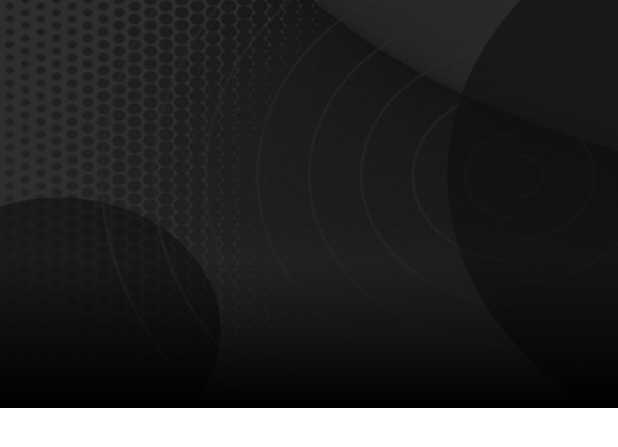
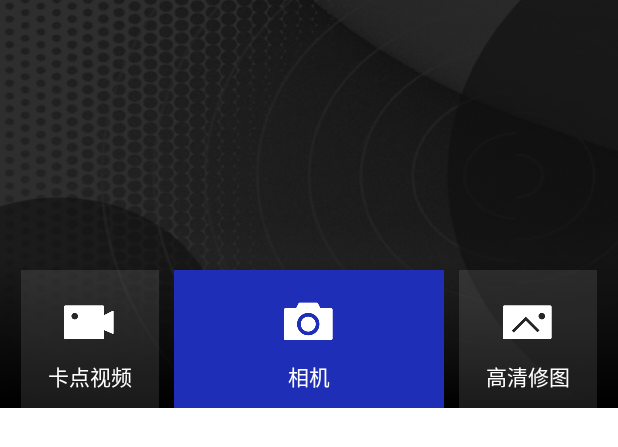
Before and after one commit to zhuliyi10/MyNestedScrollingDemo, an Android app: the layout head_home.xml on its own in the app's theme, with its tools: preview values and no code run, on a phone screen of 412 x 824 dp. Shown: the top 447 px of the screen. Run offline under Robolectric (Android 15) with nearby library versions, the phone set to English and light mode, and no system bars.

```diff
--- a/app/src/main/java/com/leory/mynestedscrollingdemo/HomeAdapter.java
+++ b/app/src/main/java/com/leory/mynestedscrollingdemo/HomeAdapter.java
@@ -13,7 +13,7 @@ import java.util.List;
 public class HomeAdapter extends BaseAdapter<String> {
     private static final String TAG=HomeAdapter.class.getSimpleName();
     public HomeAdapter(@Nullable List<String> data) {
-        super(R.layout.item_home, data);
+        super(R.layout.item_home_list, data);
     }
 
     @Override
--- a/app/src/main/java/com/leory/mynestedscrollingdemo/RcvNestedAdapter.java
+++ b/app/src/main/java/com/leory/mynestedscrollingdemo/RcvNestedAdapter.java
@@ -35,7 +35,7 @@ public class RcvNestedAdapter extends BaseMultiItemQuickAdapter<MultiItemEntity,
     private List<HomeFragment>mHomeFragments=new ArrayList<>();
 
     public RcvNestedAdapter() {
-        addItemType(NORMAL_TYPE, R.layout.head_home);
+        addItemType(NORMAL_TYPE, R.layout.item_head);
         addItemType(VIEW_PAGE_TYPE, R.layout.item_view_page);
     }
 
--- a/app/src/main/res/layout/head_home.xml
+++ b/app/src/main/res/layout/head_home.xml
@@ -1,11 +1,103 @@
 <?xml version="1.0" encoding="utf-8"?>
 <FrameLayout xmlns:android="http://schemas.android.com/apk/res/android"
+    android:layout_height="272dp"
     android:layout_width="match_parent"
-    android:layout_height="wrap_content">
-    <FrameLayout
+    xmlns:app="http://schemas.android.com/apk/res-auto"
+    android:background="@mipmap/bg_head">
+    <androidx.constraintlayout.widget.ConstraintLayout
         android:layout_width="match_parent"
-        android:layout_height="272dp"
-        android:background="@mipmap/bg_head">
-    </FrameLayout>
+        android:layout_height="match_parent">
+        <View
+            app:layout_constraintLeft_toLeftOf="parent"
+            app:layout_constraintBottom_toBottomOf="parent"
+            android:layout_marginLeft="14dp"
+            android:background="#1affffff"
+            android:layout_width="92dp"
+            android:layout_height="92dp"/>
+        <View
+            app:layout_constraintRight_toRightOf="parent"
+            app:layout_constraintBottom_toBottomOf="parent"
+            android:layout_marginRight="14dp"
+            android:background="#1affffff"
+            android:layout_width="92dp"
+            android:layout_height="92dp"/>
+        <View
+            android:id="@+id/bg_change"
+            app:layout_constraintBottom_toBottomOf="parent"
+            android:background="#1f2eb6"
+            android:layout_marginLeft="116dp"
+            android:layout_marginRight="116dp"
+            android:layout_weight="1"
+            android:layout_width="match_parent"
+            android:layout_height="92dp"/>
+    </androidx.constraintlayout.widget.ConstraintLayout>
+    <LinearLayout
+        android:orientation="horizontal"
+        android:layout_gravity="bottom"
+        android:layout_width="match_parent"
+        android:layout_height="wrap_content">
+        <LinearLayout
+            android:id="@+id/ll_video"
+            android:orientation="vertical"
+            android:gravity="center"
+            android:layout_marginLeft="14dp"
+            android:layout_width="92dp"
+            android:layout_height="92dp">
+            <ImageView
+                android:id="@+id/img_video"
+                android:src="@mipmap/icon_video_card"
+                android:layout_width="50dp"
+                android:layout_height="50dp"/>
+            <TextView
+                android:id="@+id/txt_video"
+                android:textSize="14sp"
+                android:text="卡点视频"
+                android:textColor="@color/white"
+                android:layout_width="wrap_content"
+                android:layout_height="wrap_content"/>
+        </LinearLayout>
+        <LinearLayout
+            android:id="@+id/ll_camera"
+            android:orientation="vertical"
+            android:layout_marginLeft="10dp"
+            android:layout_marginRight="10dp"
+            android:layout_weight="1"
+            android:gravity="center"
+            android:layout_width="wrap_content"
+            android:layout_height="92dp">
+            <ImageView
+                android:id="@+id/img_camera"
+                android:src="@mipmap/icon_camera"
+                android:layout_width="50dp"
+                android:layout_height="50dp"/>
+            <TextView
+                android:id="@+id/txt_camera"
+                android:textSize="14sp"
+                android:text="相机"
+                android:textColor="@color/white"
+                android:layout_width="wrap_content"
+                android:layout_height="wrap_content"/>
+        </LinearLayout>
+        <LinearLayout
+            android:id="@+id/ll_image"
+            android:gravity="center"
+            android:orientation="vertical"
+            android:layout_marginRight="14dp"
+            android:layout_width="92dp"
+            android:layout_height="92dp">
+            <ImageView
+                android:id="@+id/img_image"
+                android:src="@mipmap/icon_mod_pic"
+                android:layout_width="50dp"
+                android:layout_height="50dp"/>
+            <TextView
+                android:id="@+id/txt_image"
+                android:textSize="14sp"
+                android:text="高清修图"
+                android:textColor="@color/white"
+                android:layout_width="wrap_content"
+                android:layout_height="wrap_content"/>
+        </LinearLayout>
+    </LinearLayout>
 
 </FrameLayout>
--- a/app/src/main/res/layout/item_view_page.xml
+++ b/app/src/main/res/layout/item_view_page.xml
@@ -1,5 +1,6 @@
 <?xml version="1.0" encoding="utf-8"?>
 <LinearLayout xmlns:android="http://schemas.android.com/apk/res/android"
+    android:background="@color/black"
     android:layout_width="match_parent"
     android:layout_height="match_parent"
     android:orientation="vertical">
@@ -14,7 +15,6 @@
     <androidx.viewpager.widget.ViewPager
         android:id="@+id/view_pager"
         android:layout_width="match_parent"
-        android:layout_height="match_parent"
-        android:background="#77880099" />
+        android:layout_height="match_parent"/>
 
 </LinearLayout>
```
Also changed, not shown: app/src/main/java/com/leory/mynestedscrollingdemo/nested_scrolling/HomeHeaderView.java (added, +232 -0 lines), app/src/main/java/com/leory/mynestedscrollingdemo/nested_scrolling/NestedHomeView.java (+47 -37 lines), app/src/main/res/layout/item_head.xml (added, +7 -0 lines), app/src/main/res/layout/item_home_list.xml (renamed from app/src/main/res/layout/item_home.xml), app/src/main/res/mipmap-xxhdpi/icon_camera.png (added), app/src/main/res/mipmap-xxhdpi/icon_mod_pic.png (added), app/src/main/res/mipmap-xxhdpi/icon_video_card.png (added).
